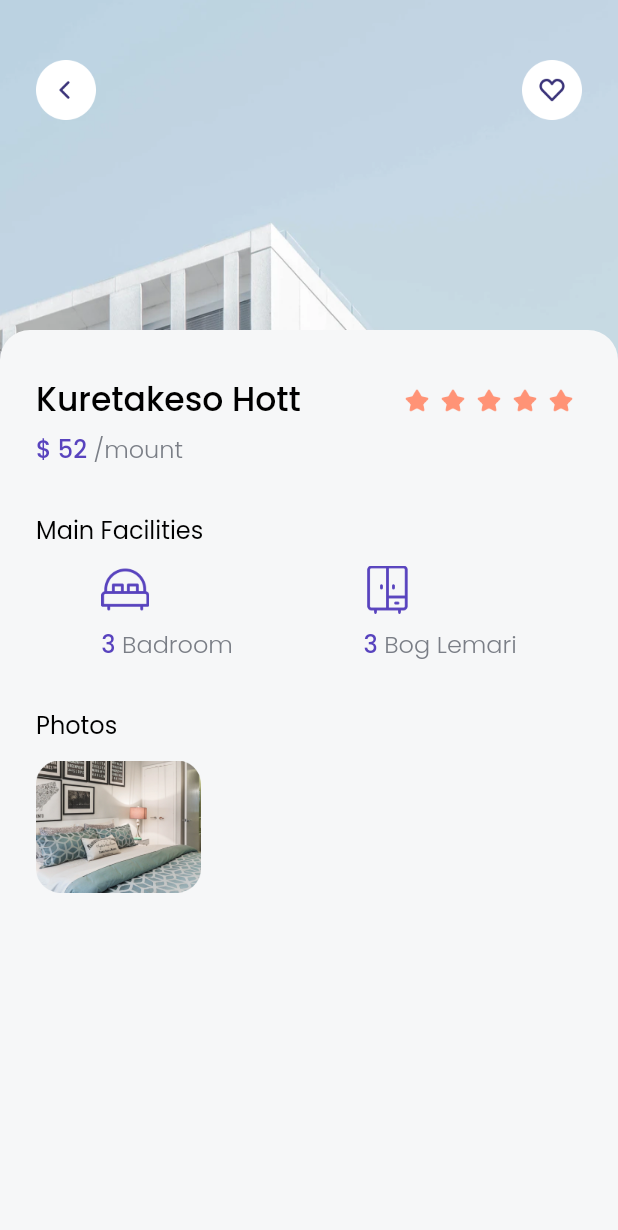
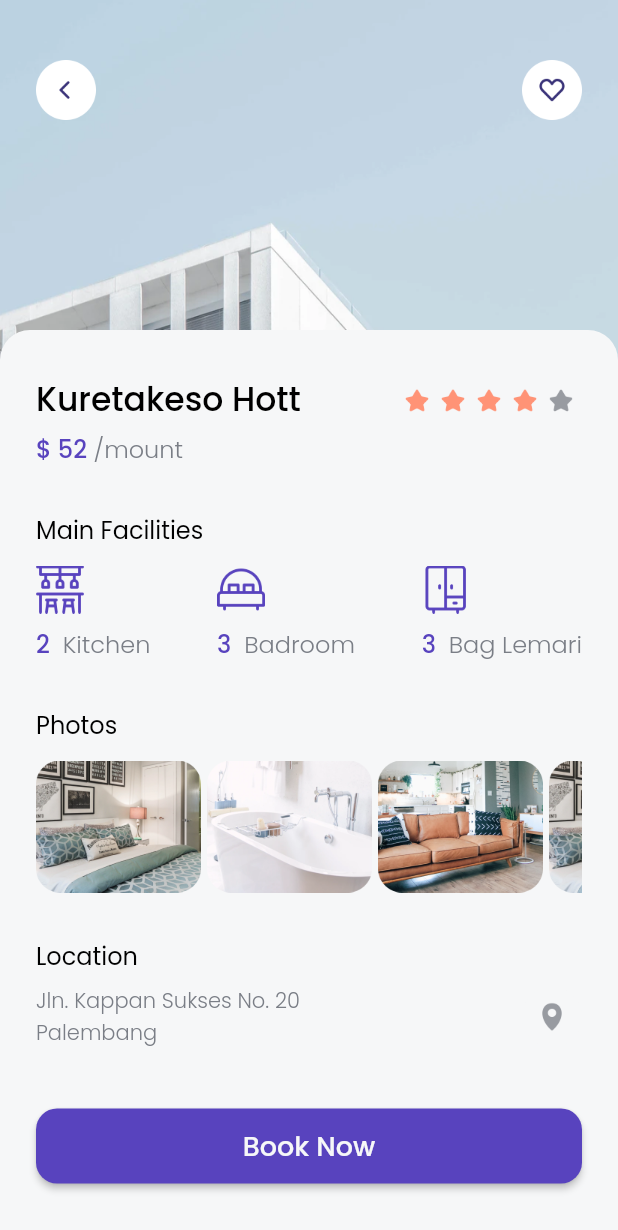
Before and after one commit to fadillaoegi/Dil-findKoss, a Flutter app: the Detail screen opened directly, scrolled down 107 dp, on a phone screen of 412 x 824 dp. Shown: the top 1230 px of the screen. Run offline on Flutter 3.47's test engine with Material 2 defaults, Android fonts, the light colour scheme and no system bars; our stand-ins replace google_fonts.

Commit message:
Detail page done

```diff
--- a/lib/pages/detail/detailPage.dart
+++ b/lib/pages/detail/detailPage.dart
@@ -1,3 +1,4 @@
+import 'package:findkoss/models/facility_item.dart';
 import 'package:findkoss/style/style.dart';
 import 'package:findkoss/style/textstyle.dart';
 import 'package:findkoss/widgets/facility_item.dart';
@@ -18,27 +19,6 @@ class Detail extends StatelessWidget {
             width: MediaQuery.of(context).size.width,
             height: 350.0,
             fit: BoxFit.cover,
-          ),
-          Padding(
-            padding: const EdgeInsets.only(left: 24.0, right: 24.0, top: 40.0),
-            child: Row(
-              mainAxisAlignment: MainAxisAlignment.spaceBetween,
-              children: [
-                InkWell(
-                  onTap: (() {
-                    Navigator.pop(context);
-                  }),
-                  child: Image.asset(
-                    "assets/images/btn_back.png",
-                    width: 40.0,
-                  ),
-                ),
-                Image.asset(
-                  "assets/images/btn_wishlist.png",
-                  width: 40.0,
-                ),
-              ],
-            ),
           ),
           ListView(
             children: [
@@ -88,7 +68,7 @@ class Detail extends StatelessWidget {
                               ),
                               BoxW4,
                               Image.asset(
-                                "assets/images/icon_star.png",
+                                "assets/images/icon_star_grey.png",
                                 width: 20.0,
                               ),
                               BoxW4,
@@ -118,72 +98,118 @@ class Detail extends StatelessWidget {
                       ),
                       BoxH12,
                       Row(
-                        mainAxisAlignment: MainAxisAlignment.spaceAround,
+                        mainAxisAlignment: MainAxisAlignment.spaceBetween,
                         children: [
-                          // FacilityItem(),
-                          Column(
-                            crossAxisAlignment: CrossAxisAlignment.start,
-                            children: [
-                              Image.asset(
-                                'assets/images/icon_bedroom.png',
-                                width: 32.0,
-                              ),
-                              BoxH8,
-                              Text.rich(
-                                TextSpan(
-                                    // text: "\$ ${spaceModel.price} ",
-                                    text: "3",
-                                    style: Ts4.copyWith(fontSize: 16),
-                                    children: [
-                                      TextSpan(
-                                          text: " Badroom",
-                                          style: Ts3.copyWith(fontSize: 16))
-                                    ]),
-                              ),
-                            ],
-                          ),
-                          Column(
-                            crossAxisAlignment: CrossAxisAlignment.start,
-                            children: [
-                              Image.asset(
-                                'assets/images/icon_cupboard.png',
-                                width: 32.0,
-                              ),
-                              BoxH8,
-                              Text.rich(
-                                TextSpan(
-                                    // text: "\$ ${spaceModel.price} ",
-                                    text: "3",
-                                    style: Ts4.copyWith(fontSize: 16),
-                                    children: [
-                                      TextSpan(
-                                          text: " Bog Lemari",
-                                          style: Ts3.copyWith(fontSize: 16))
-                                    ]),
-                              ),
-                            ],
-                          ),
+                          FacilityItem(ModelFacility(
+                              'assets/images/icon_kitchen.png', 'Kitchen', 2)),
+                          FacilityItem(ModelFacility(
+                              'assets/images/icon_bedroom.png', 'Badroom', 3)),
+                          FacilityItem(ModelFacility(
+                              "assets/images/icon_cupboard.png",
+                              "Bag Lemari",
+                              3))
                         ],
                       ),
                       BoxH30,
                       Text("Photos",
                           style: TsBlackMedium.copyWith(fontSize: 16.0)),
                       BoxH12,
+                      Container(
+                        height: 88,
+                        child: ListView(
+                          children: [
+                            Image.asset(
+                              'assets/images/photo1.png',
+                              width: 110.0,
+                              height: 88,
+                            ),
+                            BoxW4,
+                            Image.asset(
+                              'assets/images/photo2.png',
+                              width: 110.0,
+                              height: 88,
+                            ),
+                            BoxW4,
+                            Image.asset(
+                              'assets/images/photo3.png',
+                              width: 110.0,
+                              height: 88,
+                            ),
+                            BoxW4,
+                            Image.asset(
+                              'assets/images/photo1.png',
+                              width: 110.0,
+                              height: 88,
+                            ),
+                          ],
+                          scrollDirection: Axis.horizontal,
+                        ),
+                      ),
+
+                      BoxH30,
+
+                      // NOTE : LOCATION
+                      Text(
+                        "Location",
+                        style: TsBlackMedium.copyWith(fontSize: 16.0),
+                      ),
+                      BoxH8,
                       Row(
+                        mainAxisAlignment: MainAxisAlignment.spaceBetween,
                         children: [
+                          Text(
+                            "Jln. Kappan Sukses No. 20\nPalembang",
+                            style: Ts3.copyWith(fontSize: 14.0),
+                          ),
                           Image.asset(
-                            'assets/images/photo1.png',
-                            width: 110.0,
-                            height: 88,
+                            "assets/images/btn_map.png",
+                            width: 40.0,
                           )
                         ],
-                      )
+                      ),
+                      BoxH40,
+                      Container(
+                          height: 50,
+                          width: MediaQuery.of(context).size.width,
+                          child: RaisedButton(
+                            onPressed: () {},
+                            color: colorPurple,
+                            shape: RoundedRectangleBorder(
+                                borderRadius: BorderRadius.circular(14.0)),
+                            child: Text(
+                              "Book Now",
+                              style: TsWhiteBold.copyWith(
+                                fontSize: 18.0,
+                              ),
+                            ),
+                          ))
                     ],
                   ),
                 ),
               ),
             ],
-          )
+          ),
+          Padding(
+            padding: const EdgeInsets.only(left: 24.0, right: 24.0, top: 40.0),
+            child: Row(
+              mainAxisAlignment: MainAxisAlignment.spaceBetween,
+              children: [
+                InkWell(
+                  onTap: (() {
+                    Navigator.pop(context);
+                  }),
+                  child: Image.asset(
+                    "assets/images/btn_back.png",
+                    width: 40.0,
+                  ),
+                ),
+                Image.asset(
+                  "assets/images/btn_wishlist.png",
+                  width: 40.0,
+                ),
+              ],
+            ),
+          ),
         ]),
       ),
     );
--- a/lib/widgets/facility_item.dart
+++ b/lib/widgets/facility_item.dart
@@ -16,17 +16,20 @@ class FacilityItem extends StatelessWidget {
       crossAxisAlignment: CrossAxisAlignment.start,
       children: [
         Image.asset(
-          'assets/images/icon_kitchen.png',
+          // 'assets/images/icon_kitchen.png',
+          modelFacility.urlImage,
           width: 32.0,
         ),
         BoxH8,
         Text.rich(
           TextSpan(
-              // text: "\$ ${spaceModel.price} ",
-              text: "2",
+              text: "${modelFacility.jml} ",
+              // text: "2",
               style: Ts4.copyWith(fontSize: 16),
               children: [
-                TextSpan(text: " Kitchen", style: Ts3.copyWith(fontSize: 16))
+                TextSpan(
+                    text: " ${modelFacility.nama}",
+                    style: Ts3.copyWith(fontSize: 16))
               ]),
         ),
       ],
```
